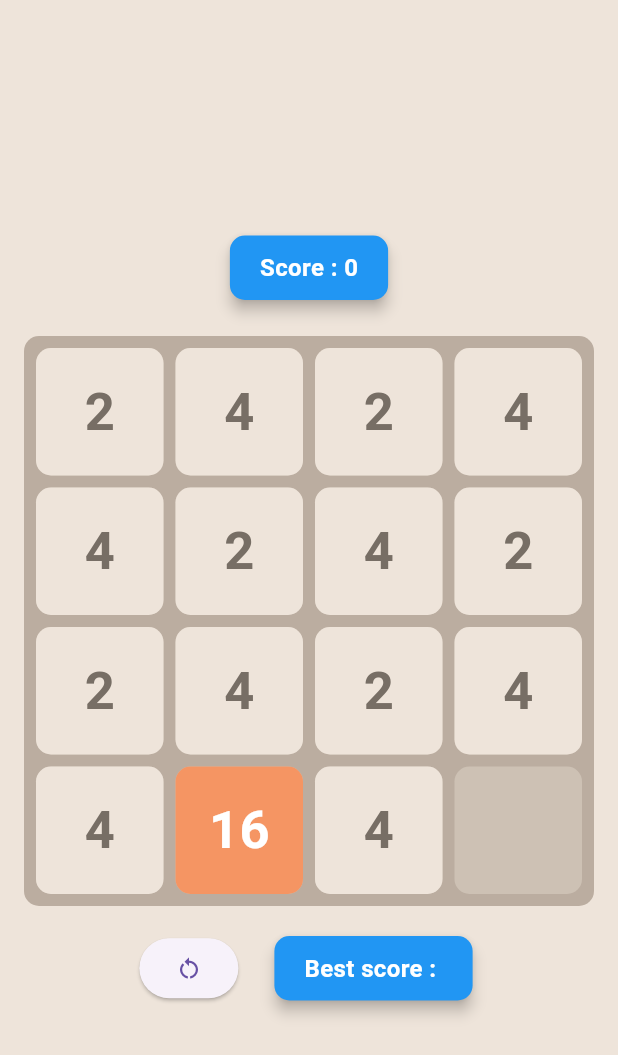
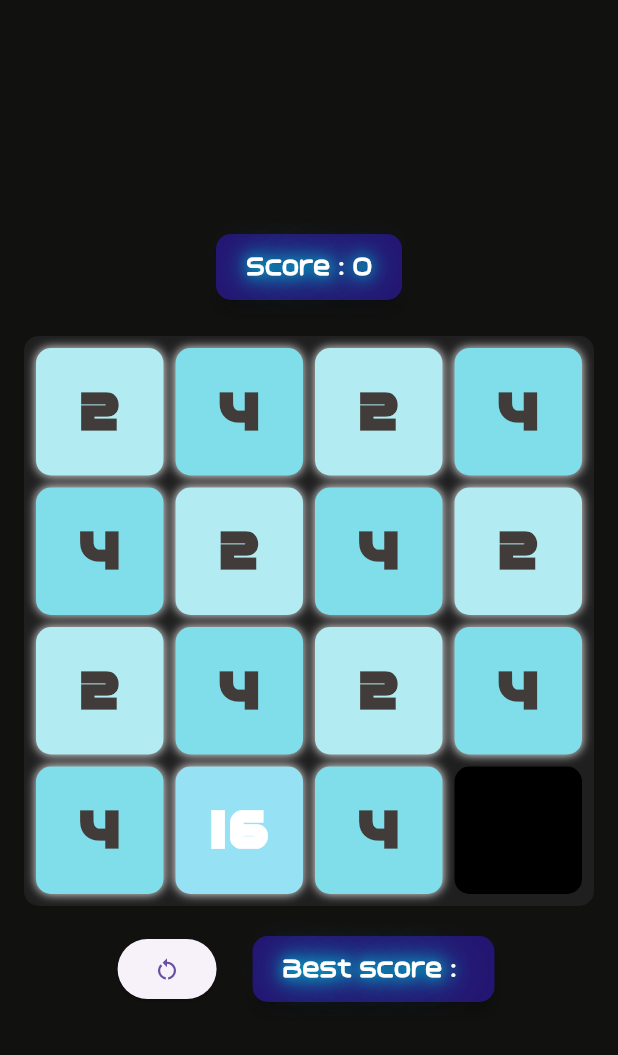
Before and after one commit to louisoliv/twenty-forty-eight, a Flutter app: the screen it shows after launch, after a tap on "JOUER", on a phone screen of 412 x 824 dp. Shown: the top 1055 px of the screen. Run offline on Flutter 3.47's test engine with Material 3 defaults, Android fonts, the phone set to English and light mode, and no system bars.

Commit message:
Add fonts, correct the font call. Changing global style. Only need to work on the best score

```diff
--- a/lib/game.dart
+++ b/lib/game.dart
@@ -6,17 +6,28 @@ const Color tan = Color.fromARGB(255, 238, 228, 218);
 const Color greyText = Color.fromARGB(255, 119, 110, 101);
 
 const Map<int, Color> numTileColor = {
-  2: tan,
-  4: tan,
-  8: Color.fromARGB(255, 242, 177, 121),
-  16: Color.fromARGB(255, 245, 149, 99),
-  32: Color.fromARGB(255, 246, 124, 95),
-  64: Color.fromARGB(255, 246, 95, 64),
-  128: Color.fromARGB(255, 235, 208, 117),
-  256: Color.fromARGB(255, 235, 203, 103),
-  512: Color.fromARGB(255, 236, 201, 85),
-  1024: Color.fromARGB(255, 229, 194, 90),
-  2048: Color.fromARGB(255, 232, 192, 70),
+  // 2: tan,
+  // 4: tan,
+  // 8: Color.fromARGB(255, 242, 177, 121),
+  // 16: Color.fromARGB(255, 245, 149, 99),
+  // 32: Color.fromARGB(255, 246, 124, 95),
+  // 64: Color.fromARGB(255, 246, 95, 64),
+  // 128: Color.fromARGB(255, 235, 208, 117),
+  // 256: Color.fromARGB(255, 235, 203, 103),
+  // 512: Color.fromARGB(255, 236, 201, 85),
+  // 1024: Color.fromARGB(255, 229, 194, 90),
+  // 2048: Color.fromARGB(255, 232, 192, 70),
+  2: Color.fromRGBO(178, 235, 242, 1),
+  4: Color.fromARGB(255, 128, 222, 234),
+  8: Color.fromARGB(255, 178, 236, 242),
+  16: Color.fromARGB(255, 151, 225, 245),
+  32: Color.fromARGB(255, 124, 214, 246),
+  64: Color.fromARGB(255, 95, 203, 246),
+  128: Color.fromARGB(255, 117, 235, 235),
+  256: Color.fromARGB(255, 103, 235, 225),
+  512: Color.fromARGB(255, 85, 236, 215),
+  1024: Color.fromARGB(255, 90, 229, 205),
+  2048: Color.fromARGB(255, 70, 232, 195),
 };
 
 class Tile {
@@ -127,8 +138,14 @@ class TwentyFortyEightState extends State<TwentyFortyEight>
               barrierDismissible: false,
               builder: (BuildContext context) {
                 return AlertDialog(
-                  title: Text("Game Over"),
-                  content: Text("Ton score est $score"),
+                  title: Text(
+                    "Game Over",
+                    style: TextStyle(fontFamily: 'Orbix'),
+                  ),
+                  content: Text(
+                    "Ton score est $score",
+                    style: TextStyle(fontFamily: 'Orbix'),
+                  ),
                   actions: [
                     TextButton(
                       onPressed: () {
@@ -137,14 +154,24 @@ class TwentyFortyEightState extends State<TwentyFortyEight>
                           initGrid();
                         });
                       },
-                      child: Text("Rejouer"),
+                      child: Text(
+                        "Rejouer",
+                        style: TextStyle(fontFamily: 'Orbix'),
+                      ),
                     ),
                     TextButton(
                       onPressed: () {
                         Navigator.of(context).pop();
                         Navigator.of(context).pop();
+                        print("object");
                       },
-                      child: Text("Menu"),
+                      child: Text(
+                        "Menu",
+                        style: TextStyle(
+                          fontWeight: FontWeight.bold,
+                          fontFamily: 'Orbix',
+                        ),
+                      ),
                     ),
                   ],
                 );
@@ -235,6 +262,7 @@ class TwentyFortyEightState extends State<TwentyFortyEight>
     List<Widget> stackItems = [];
 
     print("before stackItems build");
+    Color shadowColor = Colors.cyan;
 
     stackItems.addAll(
       flattenedGrid.map(
@@ -249,7 +277,7 @@ class TwentyFortyEightState extends State<TwentyFortyEight>
               height: tileSize - 4.0 * 2,
               decoration: BoxDecoration(
                 borderRadius: BorderRadius.circular(10.0),
-                color: lightBrown,
+                color: const Color.fromARGB(255, 0, 0, 0),
               ),
             ),
           ),
@@ -275,6 +303,18 @@ class TwentyFortyEightState extends State<TwentyFortyEight>
                           width: (tileSize - 4.0 * 2) * e.scale.value,
                           height: (tileSize - 4.0 * 2) * e.scale.value,
                           decoration: BoxDecoration(
+                            boxShadow: [
+                              for (double i = 1; i < 2; i++)
+                                BoxShadow(
+                                  color: const Color.fromARGB(
+                                    255,
+                                    243,
+                                    243,
+                                    243,
+                                  ),
+                                  blurRadius: 5 * i,
+                                ),
+                            ],
                             borderRadius: BorderRadius.circular(10.0),
                             color:
                                 numTileColor[e.animatedValue.value] ??
@@ -285,10 +325,11 @@ class TwentyFortyEightState extends State<TwentyFortyEight>
                               "${e.animatedValue.value}",
                               style: TextStyle(
                                 color: e.animatedValue.value <= 4
-                                    ? greyText
+                                    ? const Color.fromARGB(255, 65, 60, 57)
                                     : Colors.white,
                                 fontSize: 35,
                                 fontWeight: FontWeight.bold,
+                                fontFamily: 'Aerospace',
                               ),
                             ),
                           ),
@@ -300,13 +341,13 @@ class TwentyFortyEightState extends State<TwentyFortyEight>
     );
 
     return Scaffold(
-      backgroundColor: tan,
+      backgroundColor: const Color.fromARGB(255, 17, 17, 16),
       body: Center(
         child: Column(
           mainAxisAlignment: MainAxisAlignment.center,
           children: [
             Card(
-              color: Colors.blue,
+              color: const Color.fromARGB(255, 35, 22, 114),
               elevation: 4,
               shape: RoundedRectangleBorder(
                 borderRadius: BorderRadius.circular(10),
@@ -319,6 +360,11 @@ class TwentyFortyEightState extends State<TwentyFortyEight>
                     color: Colors.white,
                     fontSize: 16,
                     fontWeight: FontWeight.bold,
+                    fontFamily: 'Orbix',
+                    shadows: [
+                      for (double i = 1; i < 4; i++)
+                        Shadow(color: shadowColor, blurRadius: 10 * i),
+                    ],
                   ),
                 ),
               ),
@@ -329,8 +375,9 @@ class TwentyFortyEightState extends State<TwentyFortyEight>
               height: gridSize,
               padding: EdgeInsets.all(4.0),
               decoration: BoxDecoration(
+                // border: Border.all(color: Colors.white),
                 borderRadius: BorderRadius.circular(10.0),
-                color: darkBrown,
+                color: const Color.fromARGB(255, 31, 31, 31),
               ),
               child: GestureDetector(
                 onVerticalDragEnd: (details) {
@@ -368,7 +415,7 @@ class TwentyFortyEightState extends State<TwentyFortyEight>
                   ),
                   SizedBox(width: 20),
                   Card(
-                    color: Colors.blue,
+                    color: const Color.fromARGB(255, 35, 22, 114),
                     elevation: 4,
                     shape: RoundedRectangleBorder(
                       borderRadius: BorderRadius.circular(10),
@@ -384,6 +431,11 @@ class TwentyFortyEightState extends State<TwentyFortyEight>
                           color: Colors.white,
                           fontSize: 16,
                           fontWeight: FontWeight.bold,
+                          fontFamily: 'Orbix',
+                          shadows: [
+                            for (double i = 1; i < 4; i++)
+                              Shadow(color: shadowColor, blurRadius: 10 * i),
+                          ],
                         ),
                       ),
                     ),
--- a/lib/main.dart
+++ b/lib/main.dart
@@ -19,8 +19,10 @@ class MyApp extends StatelessWidget {
 class MenuScreen extends StatelessWidget {
   @override
   Widget build(BuildContext context) {
+    Color shadowColor = Colors.cyan;
+
     return Scaffold(
-      backgroundColor: tan,
+      backgroundColor: const Color.fromARGB(255, 17, 17, 16),
       body: Center(
         child: Column(
           mainAxisAlignment: MainAxisAlignment.center,
@@ -30,7 +32,12 @@ class MenuScreen extends StatelessWidget {
               style: TextStyle(
                 fontSize: 60,
                 fontWeight: FontWeight.bold,
-                color: darkBrown,
+                color: const Color.fromARGB(255, 252, 252, 252),
+                fontFamily: 'Aerospace',
+                shadows: [
+                  for (double i = 1; i < 4; i++)
+                    Shadow(color: shadowColor, blurRadius: 10 * i),
+                ],
               ),
             ),
             SizedBox(height: 50),
@@ -44,7 +51,8 @@ class MenuScreen extends StatelessWidget {
                 );
               },
               style: ElevatedButton.styleFrom(
-                backgroundColor: darkBrown,
+                side: BorderSide(color: Colors.white, width: 2),
+                backgroundColor: Colors.black,
                 foregroundColor: Colors.white,
                 padding: EdgeInsets.symmetric(horizontal: 40, vertical: 20),
                 shape: RoundedRectangleBorder(
@@ -56,7 +64,11 @@ class MenuScreen extends StatelessWidget {
                 style: TextStyle(
                   fontSize: 24,
                   fontWeight: FontWeight.bold,
-                  fontFamily: 'Space',
+                  fontFamily: 'Orbix',
+                  shadows: [
+                    for (double i = 1; i < 4; i++)
+                      Shadow(color: shadowColor, blurRadius: 3 * i),
+                  ],
                 ),
               ),
             ),
@@ -73,6 +85,7 @@ class MenuScreen extends StatelessWidget {
                     ),
                     content: Text(
                       'Glissez pour déplacer les tuiles. Combinez les tuiles identiques pour atteindre 2048!',
+                      // style: TextStyle(fontFamily: 'Space'),
                     ),
                     actions: [
                       TextButton(
@@ -84,8 +97,9 @@ class MenuScreen extends StatelessWidget {
                 );
               },
               style: ElevatedButton.styleFrom(
-                backgroundColor: lightBrown,
-                foregroundColor: darkBrown,
+                side: BorderSide(color: Colors.white, width: 2),
+                backgroundColor: Colors.black,
+                foregroundColor: Colors.white,
                 padding: EdgeInsets.symmetric(horizontal: 40, vertical: 15),
                 shape: RoundedRectangleBorder(
                   borderRadius: BorderRadius.circular(10),
@@ -93,9 +107,51 @@ class MenuScreen extends StatelessWidget {
               ),
               child: Text(
                 'RÈGLES',
-                style: TextStyle(fontSize: 18, fontWeight: FontWeight.bold),
+                style: TextStyle(
+                  fontSize: 18,
+                  fontWeight: FontWeight.bold,
+                  fontFamily: 'Orbix',
+                  shadows: [
+                    for (double i = 1; i < 4; i++)
+                      Shadow(color: shadowColor, blurRadius: 3 * i),
+                  ],
+                ),
               ),
             ),
+            SizedBox(height: 20),
+
+            // Container(
+            //   decoration: BoxDecoration(
+            //     borderRadius: BorderRadius.circular(10),
+            //     boxShadow: [
+            //       // for (double i = 1; i < 5; i++)
+            //       //   BoxShadow(
+            //       //     color: const Color.fromARGB(255, 211, 67, 67),
+            //       //     blurRadius: 4 * i,
+            //       //   ),
+            //     ],
+            //   ),
+            //   child: TextButton(
+            //     onPressed: () {},
+            //     style: TextButton.styleFrom(
+            //       side: BorderSide(color: Colors.white, width: 2),
+            //       shape: RoundedRectangleBorder(
+            //         borderRadius: BorderRadius.circular(10),
+            //       ),
+            //     ),
+            //     child: Text(
+            //       "Jouer",
+            //       style: TextStyle(
+            //         color: Colors.white,
+            //         fontFamily: 'Orbix',
+            //         shadows: [
+            //           for (double i = 1; i < 4; i++)
+            //             Shadow(color: shadowColor, blurRadius: 3 * i),
+            //         ],
+            //       ),
+            //     ),
+            //   ),
+            // ),
           ],
         ),
       ),
```
Also changed, not shown: pubspec.yaml (+10 -1 lines), fonts/Aerospace.ttf (added), fonts/Orbix-Regular.ttf (renamed from fonts/Orbix.ttf).
